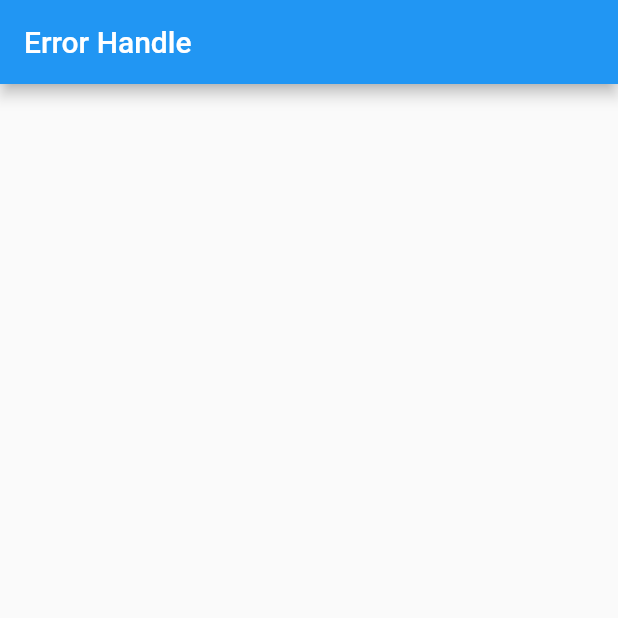
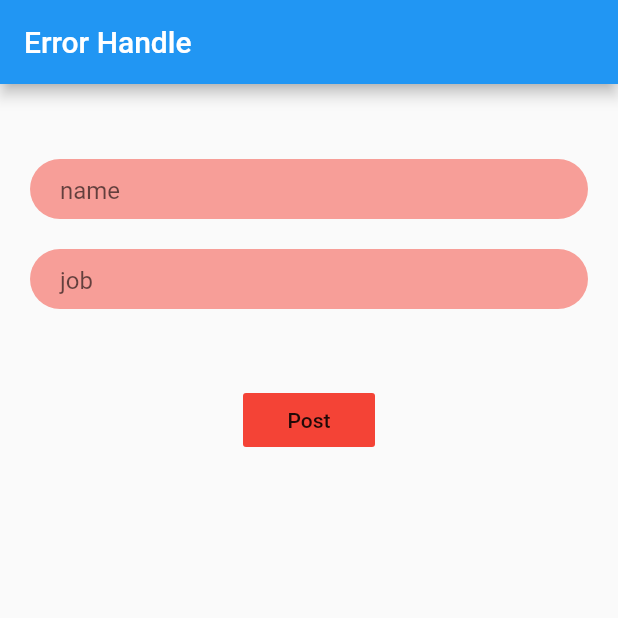
Before and after one commit to xaakib/flutter_everything, a Flutter app: the screen it shows after launch, on a phone screen of 412 x 824 dp, the top half of it. Run offline on Flutter 3.47's test engine with Material 2 defaults, Android fonts, the phone set to English and light mode, and no system bars; our stand-ins replace fluttertoast, get, shared_preferences.

Commit message:
working on modeling for post and get

```diff
--- /dev/null
+++ b/lib/api_error_handleing/models/user_model.dart
@@ -0,0 +1,37 @@
+// To parse this JSON data, do
+//
+//     final userModel = userModelFromJson(jsonString);
+
+import 'dart:convert';
+
+UserModel userModelFromJson(String str) => UserModel.fromJson(json.decode(str));
+
+String userModelToJson(UserModel data) => json.encode(data.toJson());
+
+class UserModel {
+  UserModel({
+    this.name,
+    this.job,
+    this.id,
+    this.createdAt,
+  });
+
+  String name;
+  String job;
+  String id;
+  DateTime createdAt;
+
+  factory UserModel.fromJson(Map<String, dynamic> json) => UserModel(
+        name: json["name"],
+        job: json["job"],
+        id: json["id"],
+        createdAt: DateTime.parse(json["createdAt"]),
+      );
+
+  Map<String, dynamic> toJson() => {
+        "name": name,
+        "job": job,
+        "id": id,
+        "createdAt": createdAt.toIso8601String(),
+      };
+}
--- a/lib/api_error_handleing/screens/error_homeScreen.dart
+++ b/lib/api_error_handleing/screens/error_homeScreen.dart
@@ -1,13 +1,69 @@
 import 'package:flutter/material.dart';
 
-class ErrHomeScreen extends StatelessWidget {
+class ErrHomeScreen extends StatefulWidget {
+  @override
+  _ErrHomeScreenState createState() => _ErrHomeScreenState();
+}
+
+
+
+class _ErrHomeScreenState extends State<ErrHomeScreen> {
+  final TextEditingController nameController = TextEditingController();
+
+  final TextEditingController jobController = TextEditingController();
+
   @override
   Widget build(BuildContext context) {
     return Scaffold(
       appBar: AppBar(
         title: Text("Error Handle"),
       ),
-      body: Container(),
+      body: Container(
+        height: MediaQuery.of(context).size.height,
+        child: Column(
+          children: [
+            SizedBox(
+              height: 50,
+            ),
+            Container(
+              padding: EdgeInsets.symmetric(horizontal: 20),
+              margin: EdgeInsets.symmetric(horizontal: 20),
+              height: 40,
+              decoration: BoxDecoration(
+                  color: Colors.red.withOpacity(0.5),
+                  borderRadius: BorderRadius.circular(30)),
+              child: TextFormField(
+                controller: nameController,
+                textAlign: TextAlign.start,
+                decoration: InputDecoration(
+                  hintText: "name",
+                  border: InputBorder.none,
+                ),
+              ),
+            ),
+            SizedBox(height: 20),
+            Container(
+              padding: EdgeInsets.symmetric(horizontal: 20),
+              margin: EdgeInsets.symmetric(horizontal: 20),
+              height: 40,
+              decoration: BoxDecoration(
+                  color: Colors.red.withOpacity(0.5),
+                  borderRadius: BorderRadius.circular(30)),
+              child: TextFormField(
+                controller: jobController,
+                textAlign: TextAlign.start,
+                decoration: InputDecoration(
+                  hintText: "job",
+                  border: InputBorder.none,
+                ),
+              ),
+            ),
+            SizedBox(height: 50),
+            FlatButton(
+                color: Colors.red, onPressed: () {}, child: Text("Post")),
+          ],
+        ),
+      ),
     );
   }
 }
```
